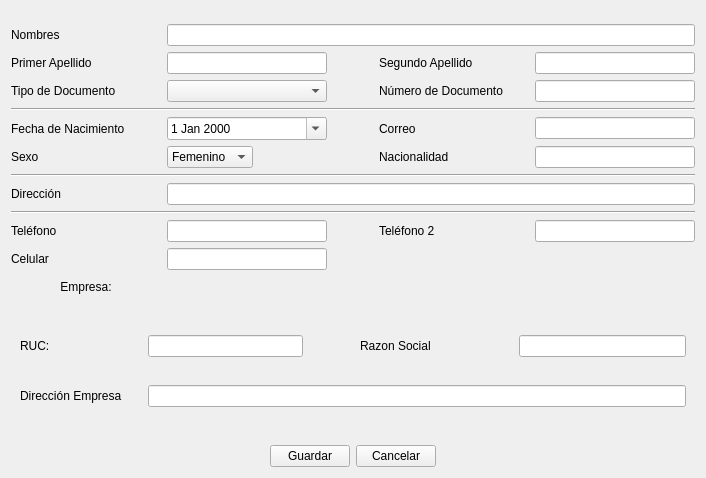
Qt form cliente/ui_cliente_datos.ui (rodety/manager) before a commit.
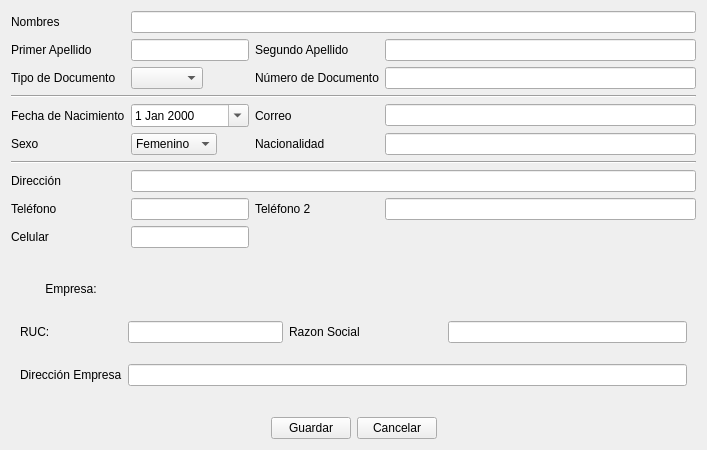
The same form after that commit. Icons and pictures are not drawn. Custom widgets are drawn as their Qt base class.

Diff of the .ui file:
```diff
--- a/cliente/ui_cliente_datos.ui
+++ b/cliente/ui_cliente_datos.ui
@@ -6,8 +6,8 @@
    <rect>
     <x>0</x>
     <y>0</y>
-    <width>706</width>
-    <height>478</height>
+    <width>707</width>
+    <height>450</height>
    </rect>
   </property>
   <property name="sizePolicy">
@@ -24,76 +24,92 @@
     <layout class="QGridLayout" name="gridLayout_2">
      <item row="0" column="0">
       <layout class="QGridLayout" name="gridLayout_4">
-       <item row="8" column="1" colspan="4">
-        <widget class="QLineEdit" name="lineEdit_direccion"/>
-       </item>
-       <item row="2" column="1">
-        <widget class="QLineEdit" name="lineEdit_primerApellido"/>
-       </item>
-       <item row="3" column="4">
-        <widget class="QLineEdit" name="lineEdit_nroDoc"/>
-       </item>
-       <item row="4" column="0" colspan="5">
-        <widget class="Line" name="line">
-         <property name="orientation">
-          <enum>Qt::Horizontal</enum>
+       <item row="5" column="1" colspan="2">
+        <widget class="QComboBox" name="comboBox_sexo">
+         <property name="sizePolicy">
+          <sizepolicy hsizetype="Fixed" vsizetype="Fixed">
+           <horstretch>0</horstretch>
+           <verstretch>0</verstretch>
+          </sizepolicy>
          </property>
+         <item>
+          <property name="text">
+           <string>Femenino</string>
+          </property>
+         </item>
+         <item>
+          <property name="text">
+           <string>Masculino</string>
+          </property>
+         </item>
         </widget>
        </item>
-       <item row="0" column="4">
-        <spacer name="horizontalSpacer_12">
-         <property name="orientation">
-          <enum>Qt::Horizontal</enum>
-         </property>
-         <property name="sizeType">
-          <enum>QSizePolicy::Fixed</enum>
-         </property>
-         <property name="sizeHint" stdset="0">
-          <size>
-           <width>150</width>
-           <height>13</height>
-          </size>
-         </property>
-        </spacer>
-       </item>
-       <item row="2" column="3">
-        <widget class="QLabel" name="label_29">
-         <property name="text">
-          <string>Segundo Apellido</string>
-         </property>
-        </widget>
-       </item>
-       <item row="3" column="3">
-        <widget class="QLabel" name="label_16">
-         <property name="text">
-          <string>Número de Documento</string>
-         </property>
-        </widget>
-       </item>
-       <item row="0" column="3">
-        <spacer name="horizontalSpacer_11">
-         <property name="orientation">
-          <enum>Qt::Horizontal</enum>
-         </property>
-         <property name="sizeType">
-          <enum>QSizePolicy::Fixed</enum>
-         </property>
-         <property name="sizeHint" stdset="0">
-          <size>
-           <width>150</width>
-           <height>13</height>
-          </size>
-         </property>
-        </spacer>
-       </item>
        <item row="1" column="0">
+        <widget class="QLabel" name="label_21">
+         <property name="text">
+          <string>Primer Apellido</string>
+         </property>
+        </widget>
+       </item>
+       <item row="8" column="0">
+        <widget class="QLabel" name="label_22">
+         <property name="text">
+          <string>Teléfono</string>
+         </property>
+        </widget>
+       </item>
+       <item row="0" column="0">
         <widget class="QLabel" name="label_25">
          <property name="text">
           <string>Nombres</string>
          </property>
         </widget>
        </item>
-       <item row="1" column="1" colspan="4">
+       <item row="2" column="1">
+        <widget class="MyComboBox" name="comboBox_tipoDoc"/>
+       </item>
+       <item row="4" column="3">
+        <widget class="QLabel" name="label_2">
+         <property name="text">
+          <string>Correo</string>
+         </property>
+        </widget>
+       </item>
+       <item row="4" column="4">
+        <widget class="QLineEdit" name="lineEdit_correo"/>
+       </item>
+       <item row="1" column="1" colspan="2">
+        <widget class="QLineEdit" name="lineEdit_primerApellido"/>
+       </item>
+       <item row="9" column="0">
+        <widget class="QLabel" name="label">
+         <property name="text">
+          <string>Celular</string>
+         </property>
+        </widget>
+       </item>
+       <item row="8" column="3">
+        <widget class="QLabel" name="label_3">
+         <property name="text">
+          <string>Teléfono 2</string>
+         </property>
+        </widget>
+       </item>
+       <item row="6" column="0" colspan="5">
+        <widget class="Line" name="line_2">
+         <property name="orientation">
+          <enum>Qt::Horizontal</enum>
+         </property>
+        </widget>
+       </item>
+       <item row="5" column="3">
+        <widget class="QLabel" name="label_4">
+         <property name="text">
+          <string>Nacionalidad</string>
+         </property>
+        </widget>
+       </item>
+       <item row="0" column="1" colspan="4">
         <widget class="QLineEdit" name="lineEdit_nombres">
          <property name="focusPolicy">
           <enum>Qt::StrongFocus</enum>
@@ -103,255 +119,137 @@
          </property>
         </widget>
        </item>
-       <item row="0" column="1">
-        <spacer name="horizontalSpacer_7">
-         <property name="orientation">
-          <enum>Qt::Horizontal</enum>
+       <item row="2" column="3">
+        <widget class="QLabel" name="label_16">
+         <property name="text">
+          <string>Número de Documento</string>
          </property>
-         <property name="sizeType">
-          <enum>QSizePolicy::Fixed</enum>
+        </widget>
+       </item>
+       <item row="4" column="1" colspan="2">
+        <widget class="QDateEdit" name="dateEdit">
+         <property name="sizePolicy">
+          <sizepolicy hsizetype="Expanding" vsizetype="Fixed">
+           <horstretch>0</horstretch>
+           <verstretch>0</verstretch>
+          </sizepolicy>
          </property>
-         <property name="sizeHint" stdset="0">
-          <size>
-           <width>150</width>
-           <height>13</height>
-          </size>
+         <property name="calendarPopup">
+          <bool>true</bool>
          </property>
-        </spacer>
+        </widget>
        </item>
-       <item row="0" column="2">
-        <spacer name="horizontalSpacer_8">
-         <property name="orientation">
-          <enum>Qt::Horizontal</enum>
+       <item row="7" column="1" colspan="4">
+        <widget class="QLineEdit" name="lineEdit_direccion"/>
+       </item>
+       <item row="2" column="2">
+        <widget class="QPushButton" name="pushButton_xDocumento">
+         <property name="sizePolicy">
+          <sizepolicy hsizetype="Fixed" vsizetype="Fixed">
+           <horstretch>0</horstretch>
+           <verstretch>0</verstretch>
+          </sizepolicy>
          </property>
-         <property name="sizeType">
-          <enum>QSizePolicy::Fixed</enum>
+         <property name="text">
+          <string/>
          </property>
-         <property name="sizeHint" stdset="0">
-          <size>
-           <width>40</width>
-           <height>13</height>
-          </size>
+         <property name="icon">
+          <iconset resource="../Icons/Icons.qrc">
+           <normaloff>:/Icons/1349716373_monotone_close_exit_delete_small.png</normaloff>:/Icons/1349716373_monotone_close_exit_delete_small.png</iconset>
          </property>
-        </spacer>
+         <property name="flat">
+          <bool>true</bool>
+         </property>
+        </widget>
        </item>
-       <item row="3" column="0">
-        <widget class="QLabel" name="label_24">
+       <item row="1" column="3">
+        <widget class="QLabel" name="label_29">
          <property name="text">
-          <string>Tipo de Documento</string>
+          <string>Segundo Apellido</string>
          </property>
         </widget>
        </item>
-       <item row="10" column="1">
-        <widget class="QLineEdit" name="lineEdit_telefono"/>
+       <item row="2" column="4">
+        <widget class="QLineEdit" name="lineEdit_nroDoc"/>
        </item>
-       <item row="7" column="0" colspan="5">
-        <widget class="Line" name="line_2">
+       <item row="3" column="0" colspan="5">
+        <widget class="Line" name="line">
          <property name="orientation">
           <enum>Qt::Horizontal</enum>
          </property>
         </widget>
        </item>
-       <item row="5" column="0">
+       <item row="4" column="0">
         <widget class="QLabel" name="label_28">
          <property name="text">
           <string>Fecha de Nacimiento</string>
          </property>
         </widget>
        </item>
-       <item row="9" column="0" colspan="5">
-        <widget class="Line" name="line_3">
-         <property name="orientation">
-          <enum>Qt::Horizontal</enum>
-         </property>
-        </widget>
-       </item>
-       <item row="2" column="0">
-        <widget class="QLabel" name="label_21">
-         <property name="text">
-          <string>Primer Apellido</string>
-         </property>
-        </widget>
-       </item>
-       <item row="10" column="0">
-        <widget class="QLabel" name="label_22">
-         <property name="text">
-          <string>Teléfono</string>
-         </property>
-        </widget>
-       </item>
-       <item row="0" column="0">
-        <spacer name="horizontalSpacer_4">
-         <property name="orientation">
-          <enum>Qt::Horizontal</enum>
-         </property>
-         <property name="sizeType">
-          <enum>QSizePolicy::Fixed</enum>
-         </property>
-         <property name="sizeHint" stdset="0">
-          <size>
-           <width>150</width>
-           <height>13</height>
-          </size>
-         </property>
-        </spacer>
-       </item>
-       <item row="2" column="4">
+       <item row="1" column="4">
         <widget class="QLineEdit" name="lineEdit_segundoApellido"/>
        </item>
-       <item row="8" column="0">
+       <item row="7" column="0">
         <widget class="QLabel" name="label_19">
          <property name="text">
           <string>Dirección</string>
          </property>
         </widget>
        </item>
-       <item row="6" column="1">
-        <widget class="QComboBox" name="comboBox_sexo">
-         <property name="sizePolicy">
-          <sizepolicy hsizetype="Fixed" vsizetype="Fixed">
-           <horstretch>0</horstretch>
-           <verstretch>0</verstretch>
-          </sizepolicy>
-         </property>
-         <item>
-          <property name="text">
-           <string>Femenino</string>
-          </property>
-         </item>
-         <item>
-          <property name="text">
-           <string>Masculino</string>
-          </property>
-         </item>
-        </widget>
+       <item row="5" column="4">
+        <widget class="QLineEdit" name="lineEdit_nacionalidad"/>
        </item>
-       <item row="5" column="1">
-        <widget class="QDateEdit" name="dateEdit">
-         <property name="sizePolicy">
-          <sizepolicy hsizetype="Expanding" vsizetype="Fixed">
-           <horstretch>0</horstretch>
-           <verstretch>0</verstretch>
-          </sizepolicy>
+       <item row="8" column="4">
+        <widget class="QLineEdit" name="lineEdit_telefono2"/>
+       </item>
+       <item row="2" column="0">
+        <widget class="QLabel" name="label_24">
+         <property name="text">
+          <string>Tipo de Documento</string>
          </property>
-         <property name="calendarPopup">
-          <bool>true</bool>
-         </property>
         </widget>
        </item>
-       <item row="6" column="0">
+       <item row="8" column="1" colspan="2">
+        <widget class="QLineEdit" name="lineEdit_telefono"/>
+       </item>
+       <item row="5" column="0">
         <widget class="QLabel" name="label_17">
          <property name="text">
           <string>Sexo</string>
          </property>
         </widget>
        </item>
-       <item row="3" column="1">
-        <widget class="MyComboBox" name="comboBox_tipoDoc"/>
-       </item>
-       <item row="5" column="3">
-        <widget class="QLabel" name="label_2">
-         <property name="text">
-          <string>Correo</string>
-         </property>
-        </widget>
-       </item>
-       <item row="5" column="4">
-        <widget class="QLineEdit" name="lineEdit_correo"/>
-       </item>
-       <item row="11" column="0">
-        <widget class="QLabel" name="label">
-         <property name="text">
-          <string>Celular</string>
-         </property>
-        </widget>
-       </item>
-       <item row="11" column="1">
+       <item row="9" column="1" colspan="2">
         <widget class="QLineEdit" name="celular"/>
        </item>
-       <item row="10" column="4">
-        <widget class="QLineEdit" name="lineEdit_telefono2"/>
-       </item>
-       <item row="10" column="3">
-        <widget class="QLabel" name="label_3">
-         <property name="text">
-          <string>Teléfono 2</string>
-         </property>
-        </widget>
-       </item>
-       <item row="6" column="4">
-        <widget class="QLineEdit" name="lineEdit_nacionalidad"/>
-       </item>
-       <item row="6" column="3">
-        <widget class="QLabel" name="label_4">
-         <property name="text">
-          <string>Nacionalidad</string>
-         </property>
-        </widget>
-       </item>
-       <item row="12" column="0">
-        <widget class="QPushButton" name="pushButton">
-         <property name="text">
-          <string>Empresa:</string>
-         </property>
-         <property name="shortcut">
-          <string>Ctrl++</string>
-         </property>
-         <property name="checkable">
-          <bool>false</bool>
-         </property>
-         <property name="flat">
-          <bool>true</bool>
-         </property>
-        </widget>
-       </item>
-       <item row="13" column="0" colspan="5">
+       <item row="11" column="0" colspan="5">
         <widget class="QFrame" name="gridFrame">
          <layout class="QGridLayout" name="gridLayout_5">
           <item row="1" column="0">
-           <widget class="QLabel" name="label_8">
-            <property name="text">
-             <string>Dirección Empresa</string>
-            </property>
-           </widget>
-          </item>
-          <item row="0" column="3">
-           <spacer name="horizontalSpacer_3">
-            <property name="orientation">
-             <enum>Qt::Horizontal</enum>
-            </property>
-            <property name="sizeType">
-             <enum>QSizePolicy::Fixed</enum>
-            </property>
-            <property name="sizeHint" stdset="0">
-             <size>
-              <width>45</width>
-              <height>13</height>
-             </size>
-            </property>
-           </spacer>
-          </item>
-          <item row="0" column="5">
-           <widget class="QLineEdit" name="lineEdit_razonSocial"/>
-          </item>
-          <item row="0" column="2">
-           <widget class="QLineEdit" name="lineEdit_ruc">
-            <property name="maximumSize">
-             <size>
-              <width>155</width>
-              <height>16777215</height>
-             </size>
-            </property>
-           </widget>
-          </item>
-          <item row="0" column="0">
            <widget class="QLabel" name="label_6">
             <property name="text">
              <string>RUC:</string>
             </property>
            </widget>
           </item>
-          <item row="0" column="4">
+          <item row="2" column="1" colspan="3">
+           <widget class="QLineEdit" name="lineEdit_direccionEmpresa">
+            <property name="maximumSize">
+             <size>
+              <width>99999</width>
+              <height>16777215</height>
+             </size>
+            </property>
+           </widget>
+          </item>
+          <item row="2" column="0">
+           <widget class="QLabel" name="label_8">
+            <property name="text">
+             <string>Dirección Empresa</string>
+            </property>
+           </widget>
+          </item>
+          <item row="1" column="2">
            <widget class="QLabel" name="label_7">
             <property name="minimumSize">
              <size>
@@ -364,55 +262,38 @@
             </property>
            </widget>
           </item>
-          <item row="0" column="1">
-           <spacer name="horizontalSpacer_5">
-            <property name="orientation">
-             <enum>Qt::Horizontal</enum>
-            </property>
-            <property name="sizeType">
-             <enum>QSizePolicy::Fixed</enum>
-            </property>
-            <property name="sizeHint" stdset="0">
-             <size>
-              <width>20</width>
-              <height>20</height>
-             </size>
-            </property>
-           </spacer>
+          <item row="1" column="3">
+           <widget class="QLineEdit" name="lineEdit_razonSocial"/>
           </item>
-          <item row="1" column="2" colspan="4">
-           <widget class="QLineEdit" name="lineEdit_direccionEmpresa">
+          <item row="1" column="1">
+           <widget class="QLineEdit" name="lineEdit_ruc">
             <property name="maximumSize">
              <size>
-              <width>99999</width>
+              <width>155</width>
               <height>16777215</height>
              </size>
             </property>
            </widget>
           </item>
+          <item row="0" column="0">
+           <widget class="QPushButton" name="pushButton">
+            <property name="text">
+             <string>Empresa:</string>
+            </property>
+            <property name="shortcut">
+             <string>Ctrl++</string>
+            </property>
+            <property name="checkable">
+             <bool>false</bool>
+            </property>
+            <property name="flat">
+             <bool>true</bool>
+            </property>
+           </widget>
+          </item>
          </layout>
         </widget>
        </item>
-       <item row="3" column="2">
-        <widget class="QPushButton" name="pushButton_xDocumento">
-         <property name="sizePolicy">
-          <sizepolicy hsizetype="Fixed" vsizetype="Fixed">
-           <horstretch>0</horstretch>
-           <verstretch>0</verstretch>
-          </sizepolicy>
-         </property>
-         <property name="text">
-          <string/>
-         </property>
-         <property name="icon">
-          <iconset resource="../Icons/Icons.qrc">
-           <normaloff>:/Icons/1349716373_monotone_close_exit_delete_small.png</normaloff>:/Icons/1349716373_monotone_close_exit_delete_small.png</iconset>
-         </property>
-         <property name="flat">
-          <bool>true</bool>
-         </property>
-        </widget>
-       </item>
       </layout>
      </item>
      <item row="2" column="0">
```
Left out of the diff: 5 changed lines with no effect on the pictures.
